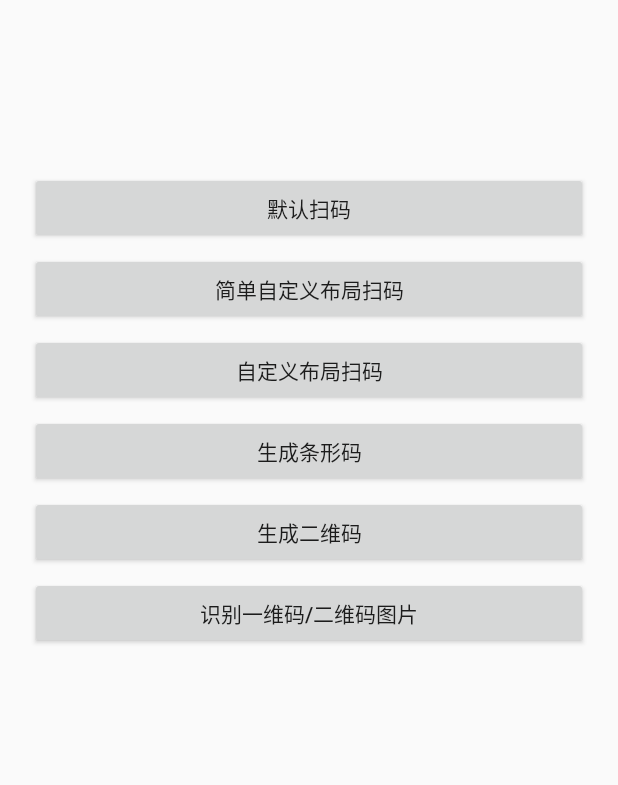
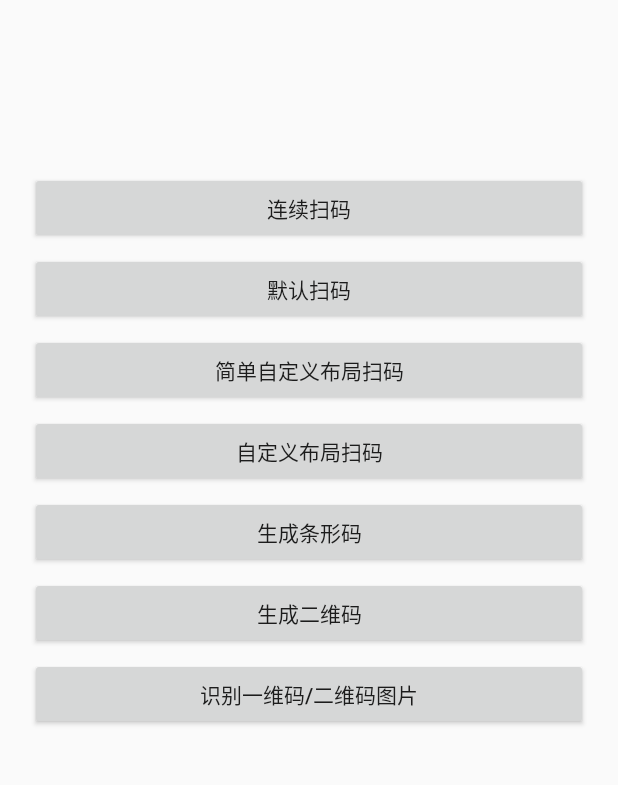
Before and after one commit to jenly1314/ZXingLite, an Android app: the screen it shows after launch (MainActivity), after a tap on "默认扫码", on a phone screen of 412 x 824 dp, the part 84-869 px from its top. Run offline under Robolectric (Android 15) with nearby library versions, the phone set to English and light mode, and no system bars; libraries missing offline, so code that uses them is left out: pub.devrel.easypermissions; 1 statement that could not run was skipped.

Commit message:
1、支持连续扫码 2、支持横屏扫码(主要为了支持Pad)

```diff
--- a/app/src/main/java/com/king/zxing/app/MainActivity.java
+++ b/app/src/main/java/com/king/zxing/app/MainActivity.java
@@ -46,6 +46,7 @@ public class MainActivity extends AppCompatActivity implements EasyPermissions.P
 
     public static final String KEY_TITLE = "key_title";
     public static final String KEY_IS_QR_CODE = "key_code";
+    public static final String KEY_IS_CONTINUOUS = "key_continuous_scan";
 
     public static final int REQUEST_CODE_SCAN = 0X01;
     public static final int REQUEST_CODE_PHOTO = 0X02;
@@ -56,6 +57,7 @@ public class MainActivity extends AppCompatActivity implements EasyPermissions.P
 
     private Class<?> cls;
     private String title;
+    private boolean isContinuousScan;
 
     @Override
     protected void onCreate(Bundle savedInstanceState) {
@@ -156,6 +158,7 @@ public class MainActivity extends AppCompatActivity implements EasyPermissions.P
         ActivityOptionsCompat optionsCompat = ActivityOptionsCompat.makeCustomAnimation(this,R.anim.in,R.anim.out);
         Intent intent = new Intent(this, cls);
         intent.putExtra(KEY_TITLE,title);
+        intent.putExtra(KEY_IS_CONTINUOUS,isContinuousScan);
         ActivityCompat.startActivityForResult(this,intent,REQUEST_CODE_SCAN,optionsCompat.toBundle());
     }
 
@@ -189,7 +192,14 @@ public class MainActivity extends AppCompatActivity implements EasyPermissions.P
     }
 
     public void OnClick(View v){
+        isContinuousScan = false;
         switch (v.getId()){
+            case R.id.btn0:
+                this.cls = CustomCaptureActivity.class;
+                this.title = ((Button)v).getText().toString();
+                isContinuousScan = true;
+                checkCameraPermissions();
+                break;
             case R.id.btn1:
                 this.cls = CaptureActivity.class;
                 this.title = ((Button)v).getText().toString();
--- a/app/src/main/res/layout/activity_main.xml
+++ b/app/src/main/res/layout/activity_main.xml
@@ -34,6 +34,19 @@
         app:layout_constraintTop_toBottomOf="@+id/toolbar"
         app:layout_constraintGuide_percent="0.2"/>
     <Button
+        android:id="@+id/btn0"
+        android:layout_width="match_parent"
+        android:layout_height="wrap_content"
+        android:layout_marginLeft="20dp"
+        android:layout_marginRight="20dp"
+        android:layout_marginTop="6dp"
+        android:layout_marginBottom="6dp"
+        android:text="连续扫码"
+        app:layout_constraintLeft_toLeftOf="parent"
+        app:layout_constraintRight_toRightOf="parent"
+        app:layout_constraintTop_toBottomOf="@+id/line"
+        style="@style/OnClick"/>
+    <Button
         android:id="@+id/btn1"
         android:layout_width="match_parent"
         android:layout_height="wrap_content"
@@ -44,7 +57,7 @@
         android:text="默认扫码"
         app:layout_constraintLeft_toLeftOf="parent"
         app:layout_constraintRight_toRightOf="parent"
-        app:layout_constraintTop_toBottomOf="@+id/line"
+        app:layout_constraintTop_toBottomOf="@+id/btn0"
         style="@style/OnClick"/>
     <Button
         android:id="@+id/btn2"
```
Also changed, not shown: app/src/main/java/com/king/zxing/app/CustomCaptureActivity.java (+8 -1 lines), 2 other files.
